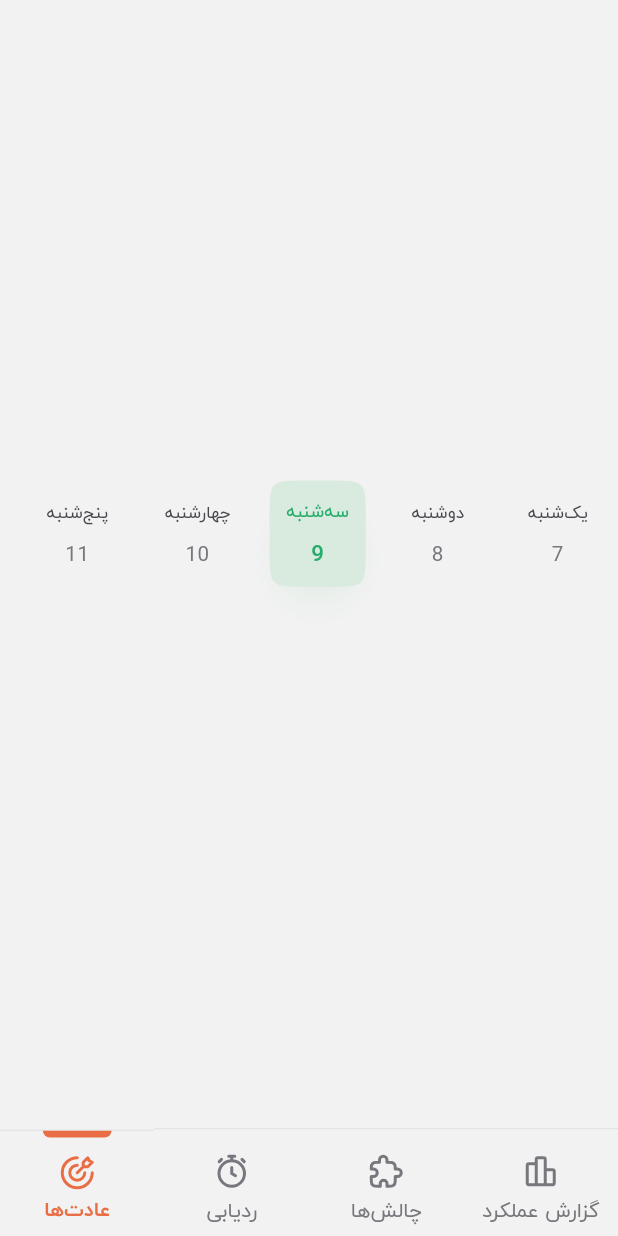
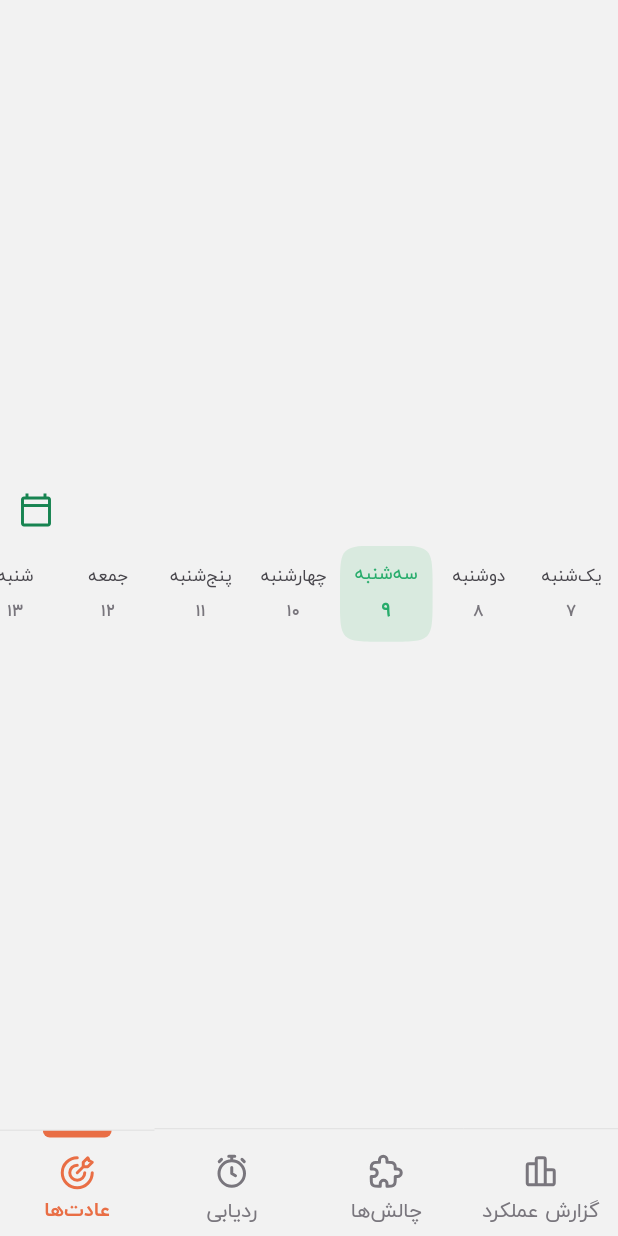
Before and after one commit to Fateme-Aghababaei/karat_habit_tracker_app, a Flutter app: the screen it shows after launch, on a phone screen of 412 x 824 dp. Run offline on Flutter 3.47's test engine with Material 3 defaults, Android fonts, the phone set to English and light mode, and no system bars; drawn by our look-alikes of scroll_to_index; our stand-ins replace flutter_screenutil, flutter_svg, get, shamsi_date, smooth_page_indicator; missing offline and left inert: persian_datetime_picker.

Commit message:
add persian date picker

```diff
--- a/lib/utils/theme/TextFieldTheme.dart
+++ b/lib/utils/theme/TextFieldTheme.dart
@@ -5,6 +5,7 @@ class TextFieldTheme {
   TextFieldTheme._();
 
   static InputDecorationTheme lightTheme = const InputDecorationTheme(
+
       labelStyle: TextStyle(
         fontFamily: "IRANYekan",
         color: AppColors.lightDescription,
--- a/lib/utils/theme/theme.dart
+++ b/lib/utils/theme/theme.dart
@@ -17,6 +17,8 @@ class AppTheme {
       primaryColor: AppColors.lightPrimary,
       disabledColor: AppColors.lightDescription,
       colorScheme: ColorScheme.fromSwatch().copyWith(
+        onSurface: AppColors.lightText,
+        primary: AppColors.lightPrimary,
         secondary: AppColors.lightSecond,
         secondaryFixed: AppColors.textButton,
         surface: AppColors.lightBackground
@@ -35,10 +37,11 @@ class AppTheme {
           backgroundColor: AppColors.lightPrimary,
           foregroundColor: Colors.white),
       switchTheme: TSwitchTheme.lightTheme,
+      dialogTheme: const DialogTheme(backgroundColor:AppColors.lightBackground ),
       textButtonTheme: TextButtonThemeData(
           style: TextButton.styleFrom(
         foregroundColor: AppColors.textButton,
-      ) //
+      )
           ));
 
   static final ThemeData darkTheme = ThemeData(
--- a/lib/view/components/PersianHorizontalDatePicker.dart
+++ b/lib/view/components/PersianHorizontalDatePicker.dart
@@ -13,23 +13,24 @@ Widget buildPersianHorizontalDatePicker({
   return PersianHorizontalDatePicker(
     startDate: startDate,
     endDate: endDate,
+    margin: 0,
     initialSelectedDate: initialSelectedDate,
     markedDates: markedDates,
     onDateSelected: onDateSelected,
-    initialSelectedDayTextStyle: Theme.of(context).textTheme.titleLarge?.copyWith(fontSize: 13.sp),
+    initialSelectedDayTextStyle: Theme.of(context).textTheme.titleLarge?.copyWith(fontSize: 13.sp,fontFamily: "IRANYekan_number"),
     initialSelectedWeekDayTextStyle:Theme.of(context).textTheme.bodyMedium?.copyWith(fontSize:10.sp),
     isPersianDate: true,
-    datePickerHeight:62.r,
+    datePickerHeight:56.r,
     contentPadding: const EdgeInsets.all(2),
-    width: 56.r,
+    width: 54.r,
     weekDayTextStyle: Theme.of(context).textTheme.bodyMedium?.copyWith(fontSize: 10.sp),
-    dayTextStyle:  Theme.of(context).textTheme.bodySmall?.copyWith(fontSize:12.sp),
-    selectedDayTextStyle:Theme.of(context).textTheme.titleLarge?.copyWith(fontSize: 13.sp) ,
-    radius: 25,
+    dayTextStyle:  Theme.of(context).textTheme.bodySmall?.copyWith(fontFamily: "IRANYekan_number"),
+    selectedDayTextStyle:Theme.of(context).textTheme.titleLarge?.copyWith(fontSize: 13.sp,fontFamily: "IRANYekan_number") ,
+    radius: 30,
     backgroundColor: Theme.of(context).scaffoldBackgroundColor,
     selectedBackgroundColor: Color(0XFFD9EADF),
     selectedTextColor: Theme.of(context).colorScheme.secondary,
-    hasSelectedItemShadow: true,
+    hasSelectedItemShadow: false,
     monthTextStyle:const TextStyle(color: Colors.transparent,fontSize: 0),
 
   );
--- a/lib/view/habit_screen/habit_screen.dart
+++ b/lib/view/habit_screen/habit_screen.dart
@@ -2,6 +2,11 @@ import 'package:flutter/material.dart';
 import 'package:flutter_screenutil/flutter_screenutil.dart';
 import '../components/BottomNavigationBar.dart';
 import '../components/PersianHorizontalDatePicker.dart';
+import 'package:persian_datetime_picker/persian_datetime_picker.dart';
+
+final ThemeData androidTheme = new ThemeData(
+  fontFamily: 'IRANYekan_number',
+);
 
 class HabitPage extends StatefulWidget {
   const HabitPage({super.key});
@@ -11,7 +16,13 @@ class HabitPage extends StatefulWidget {
 }
 
 class _HabitPageState extends State<HabitPage> {
+  Jalali? _selectedDate;
 
+  @override
+  void initState() {
+    super.initState();
+    // Any initialization code goes here, if necessary
+  }
 
   @override
   Widget build(BuildContext context) {
@@ -20,19 +31,37 @@ class _HabitPageState extends State<HabitPage> {
         child: Column(
           mainAxisAlignment: MainAxisAlignment.center,
           children: [
+            Align(
+              alignment: Alignment.topLeft,
+              child: IconButton(
+                icon: Icon(Icons.calendar_today_outlined,color: Theme.of(context).colorScheme.secondaryFixed,),
+                onPressed: () async {
+                  Jalali? picked = await showPersianDatePicker(
+                    context: context,
+                    initialDate: Jalali.now(),
+                    firstDate: Jalali(1385, 8),
+                    lastDate: Jalali(1450, 9),
+                  );
+                  if (picked != null && picked != _selectedDate) {
+                    setState(() {
+                      _selectedDate = picked;
+                    });
+                  }
+                },
+              ),
+            ),
+           // SizedBox(height: 4.r), // فاصله بین آیکون و تقویم افقی
             buildPersianHorizontalDatePicker(
-            startDate: DateTime.now().subtract(Duration(days: 2)),
-        endDate: DateTime.now().add(Duration(days: 14)),
-        initialSelectedDate: DateTime.now(),
-        onDateSelected: (date) {}, context: context
-            )
-          // Handle date selection
-          ]
+              startDate: DateTime.now().subtract(Duration(days: 2)),
+              endDate: DateTime.now().add(Duration(days: 7)),
+              initialSelectedDate: DateTime.now(),
+              onDateSelected: (date) {},
+              context: context,
+            ),
+          ],
         ),
       ),
-        bottomNavigationBar: CustomBottomNavigationBar(),
+      bottomNavigationBar: CustomBottomNavigationBar(),
     );
-
-
   }
 }
```
Also changed, not shown: pubspec.yaml (+7 -1 lines), assets/fonts/IRANYekanMobileBoldFarsiNumerals.ttf (added).
